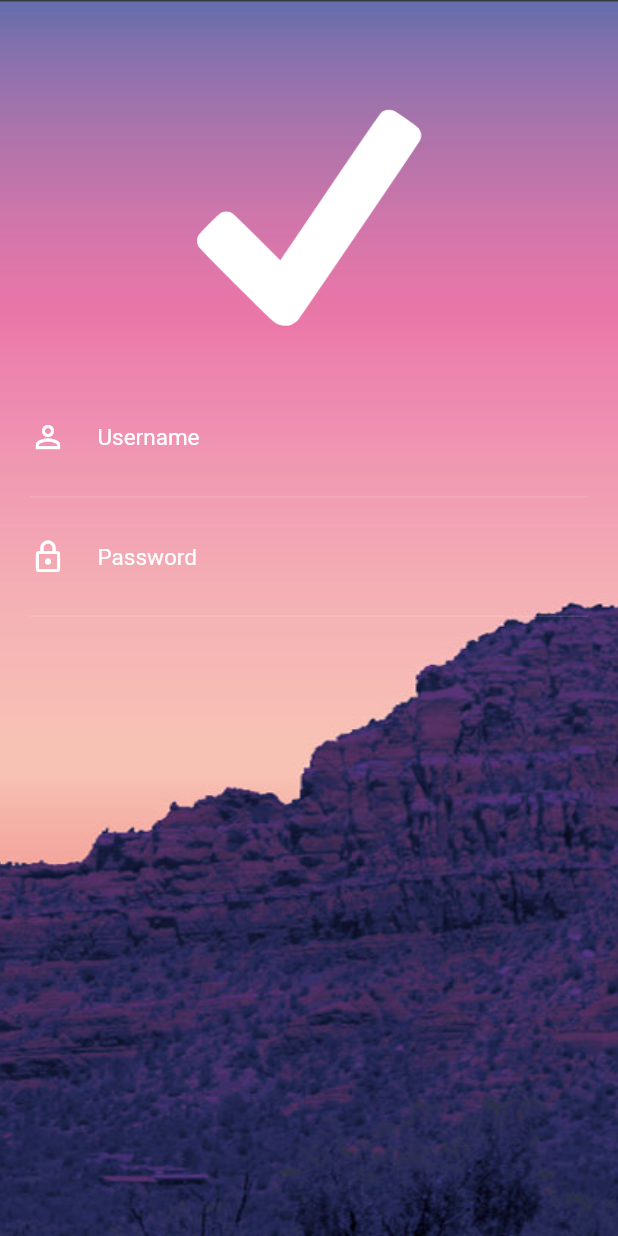
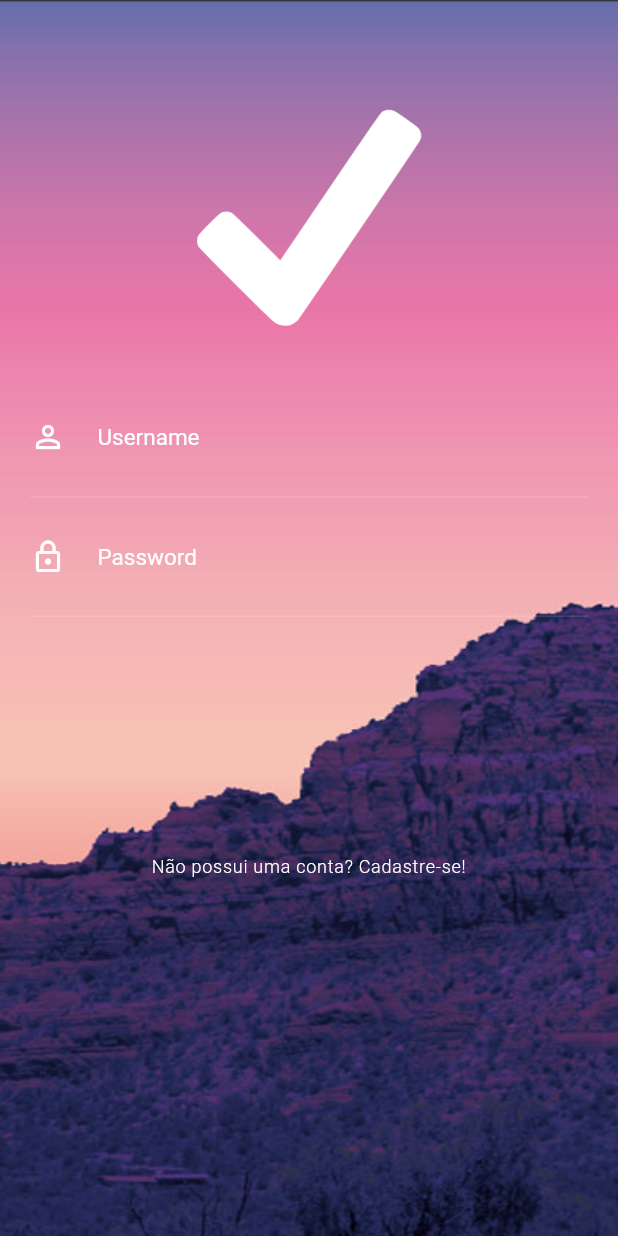
Before and after one commit to Batthez/flutter-animations, a Flutter app: the screen it shows after launch, on a phone screen of 412 x 824 dp. Run offline on Flutter 3.47's test engine with Material 2 defaults, Android fonts, the phone set to English and light mode, and no system bars.

Commit message:
criando estilo do signUpButton

```diff
--- a/lib/screens/login/login_screen.dart
+++ b/lib/screens/login/login_screen.dart
@@ -1,5 +1,6 @@
 import 'package:flutter/material.dart';
 import 'package:flutter_animations/screens/login/widgets/form_container.dart';
+import 'package:flutter_animations/screens/login/widgets/sign_up_button.dart';
 
 class LoginScreen extends StatefulWidget {
   LoginScreen({Key key}) : super(key: key);
@@ -36,6 +37,7 @@ class _LoginScreenState extends State<LoginScreen> {
                       ),
                     ),
                     FormContainer(),
+                    SignUpButton()
                   ],
                 )
               ],
--- /dev/null
+++ b/lib/screens/login/widgets/sign_up_button.dart
@@ -0,0 +1,26 @@
+import 'package:flutter/material.dart';
+
+class SignUpButton extends StatelessWidget {
+  @override
+  Widget build(BuildContext context) {
+    return GestureDetector(
+      onTap: () {},
+      child: Container(
+        padding: EdgeInsets.only(
+          top: 160,
+        ),
+        child: Text(
+          "Não possui uma conta? Cadastre-se!",
+          textAlign: TextAlign.center,
+          overflow: TextOverflow.clip,
+          style: TextStyle(
+            fontWeight: FontWeight.w300,
+            color: Colors.white,
+            letterSpacing: 0.5,
+            fontSize: 12,
+          ),
+        ),
+      ),
+    );
+  }
+}
```
